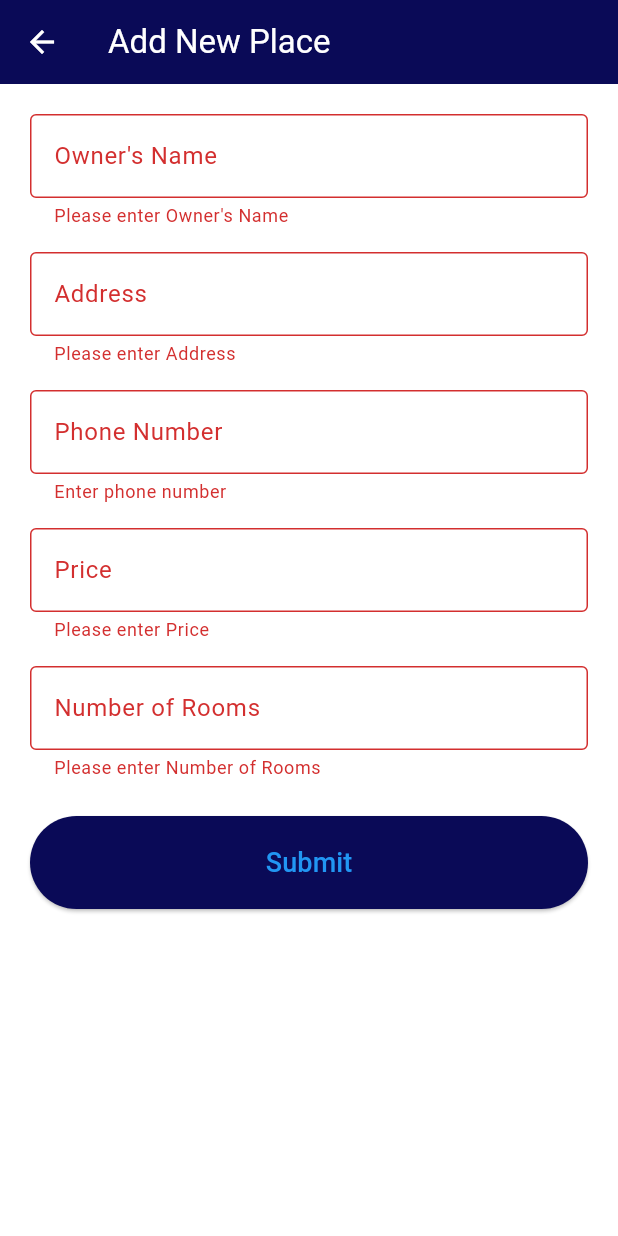
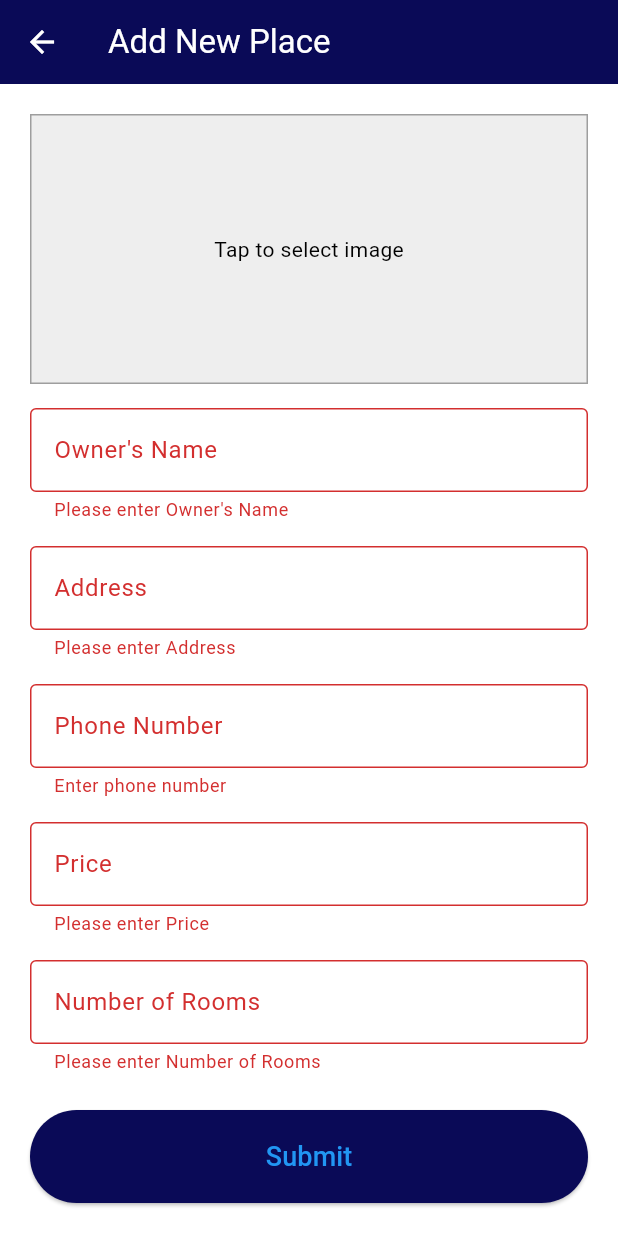
Before and after one commit to kavindadilsha/Hostel-Harbor-Prod, a Flutter app: the AddPlacePage screen opened by its route, after a tap on "Submit", on a phone screen of 412 x 824 dp. Run offline on Flutter 3.47's test engine with Material 3 defaults, Android fonts, the phone set to English and light mode, and no system bars; our stand-ins replace cloud_firestore, firebase_auth, firebase_core, firebase_storage, google_sign_in, image_picker; accounts and stored records are empty.

Commit message:
Success on image adding and reservation funtion

```diff
--- a/lib/add_place_page.dart
+++ b/lib/add_place_page.dart
@@ -1,6 +1,10 @@
+import 'dart:io';
+
 import 'package:cloud_firestore/cloud_firestore.dart';
 import 'package:firebase_auth/firebase_auth.dart';
+import 'package:firebase_storage/firebase_storage.dart';
 import 'package:flutter/material.dart';
+import 'package:image_picker/image_picker.dart';
 
 class AddPlacePage extends StatefulWidget {
   const AddPlacePage({super.key});
@@ -17,18 +21,50 @@ class _AddPlacePageState extends State<AddPlacePage> {
   final _priceController = TextEditingController();
   final _roomsController = TextEditingController();
   bool _isLoading = false;
+  File? _selectedImage;
+
+  Future<void> _pickImage() async {
+    final pickedFile =
+        await ImagePicker().pickImage(source: ImageSource.gallery);
+
+    if (pickedFile != null) {
+      setState(() {
+        _selectedImage = File(pickedFile.path);
+      });
+    }
+  }
+
+  Future<String?> _uploadImage(File imageFile) async {
+    try {
+      final fileName = 'places/${DateTime.now().millisecondsSinceEpoch}.jpg';
+      final ref = FirebaseStorage.instance.ref().child(fileName);
+      await ref.putFile(imageFile);
+      return await ref.getDownloadURL();
+    } catch (e) {
+      print('Image upload failed: $e');
+      return null;
+    }
+  }
 
   Future<void> _submitForm() async {
-    if (!_formKey.currentState!.validate()) {
+    if (!_formKey.currentState!.validate()) return;
+
+    if (_selectedImage == null) {
+      ScaffoldMessenger.of(context).showSnackBar(
+        const SnackBar(content: Text('Please select an image')),
+      );
       return;
     }
 
-    setState(() {
-      _isLoading = true;
-    });
+    setState(() => _isLoading = true);
 
     try {
       final uid = FirebaseAuth.instance.currentUser!.uid;
+      final imageUrl = await _uploadImage(_selectedImage!);
+
+      if (imageUrl == null) {
+        throw 'Image upload failed';
+      }
 
       await FirebaseFirestore.instance.collection('places').add({
         'ownerName': _ownerNameController.text.trim(),
@@ -37,6 +73,7 @@ class _AddPlacePageState extends State<AddPlacePage> {
         'price': _priceController.text.trim(),
         'rooms': _roomsController.text.trim(),
         'ownerId': uid,
+        'imageUrl': imageUrl,
         'createdAt': Timestamp.now(),
       });
 
@@ -45,14 +82,15 @@ class _AddPlacePageState extends State<AddPlacePage> {
       );
 
       _formKey.currentState?.reset();
+      setState(() {
+        _selectedImage = null;
+      });
     } catch (e) {
       ScaffoldMessenger.of(context).showSnackBar(
         SnackBar(content: Text('Error: $e')),
       );
     } finally {
-      setState(() {
-        _isLoading = false;
-      });
+      setState(() => _isLoading = false);
     }
   }
 
@@ -88,6 +126,21 @@ class _AddPlacePageState extends State<AddPlacePage> {
           key: _formKey,
           child: Column(
             children: [
+              GestureDetector(
+                onTap: _pickImage,
+                child: Container(
+                  height: 180,
+                  width: double.infinity,
+                  decoration: BoxDecoration(
+                    border: Border.all(color: Colors.grey),
+                    color: Colors.grey[200],
+                  ),
+                  child: _selectedImage != null
+                      ? Image.file(_selectedImage!, fit: BoxFit.cover)
+                      : const Center(child: Text("Tap to select image")),
+                ),
+              ),
+              const SizedBox(height: 16),
               _buildTextField(
                   label: "Owner's Name", controller: _ownerNameController),
               const SizedBox(height: 16),
--- a/lib/admin_view.dart
+++ b/lib/admin_view.dart
@@ -66,6 +66,7 @@ class ViewBookingsPage extends StatelessWidget {
                   final paymentMethod = data['paymentMethod'] ?? 'N/A';
                   final amount = data['amount'] ?? 'N/A';
                   final place = data['placeData'] ?? {};
+                  // ignore: unused_local_variable
                   final address = place['address'] ?? 'N/A';
                   final timestamp = data['createdAt'];
                   final date = timestamp is Timestamp
--- a/pubspec.yaml
+++ b/pubspec.yaml
@@ -41,6 +41,7 @@ dependencies:
   firebase_storage: ^11.5.4
   firebase_auth_web: ^5.7.5
   google_sign_in: ^6.1.0
+  image_picker: ^1.0.4
 
 
 
```
Also changed, not shown: lib/hostels.dart (+22 -7 lines), pubspec.lock, 9 other files.
